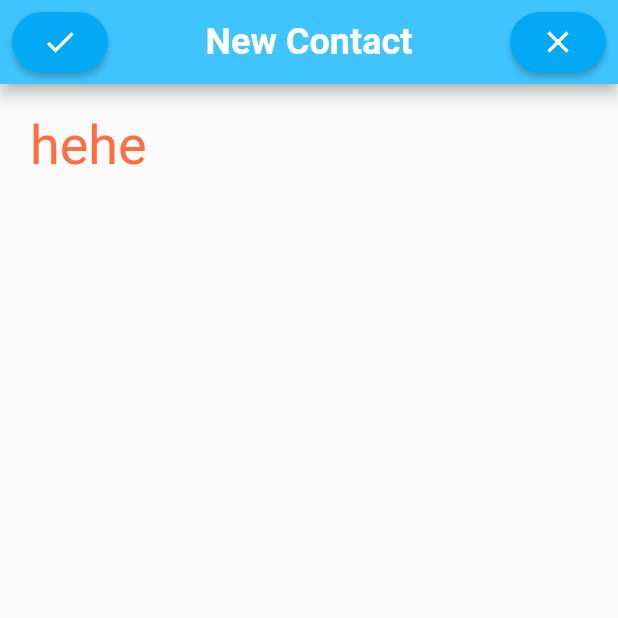
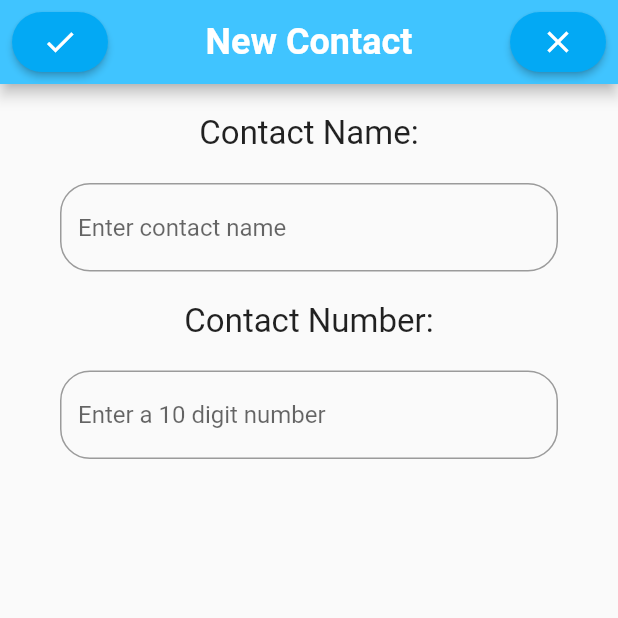
Before and after one commit to WinLoseDraw/learning_sqflite, a Flutter app: the NewContactPage screen opened by its route, on a phone screen of 412 x 824 dp, the top half of it. Run offline on Flutter 3.47's test engine with Material 2 defaults, Android fonts, the phone set to English and light mode, and no system bars; our stand-ins replace sqflite; accounts and stored records are empty.

Commit message:
Completed new contact page.

```diff
--- a/lib/new_contact_page.dart
+++ b/lib/new_contact_page.dart
@@ -1,6 +1,8 @@
 // ignore_for_file: prefer_const_constructors, prefer_const_literals_to_create_immutables
 
 import 'package:flutter/material.dart';
+import 'package:provider/provider.dart';
+import 'database_manager.dart';
 
 class NewContactPage extends StatefulWidget {
   const NewContactPage({Key? key}) : super(key: key);
@@ -10,8 +12,28 @@ class NewContactPage extends StatefulWidget {
 }
 
 class _NewContactPageState extends State<NewContactPage> {
+
+  String errorMessage = "";
+  String inputContactName = "";
+  int inputContactNumber = 0;
+
+  bool validateDetails(String name, int number) {
+    if (name.isEmpty) {
+      errorMessage = "Please enter a name.";
+      return false;
+    }
+    else if (number.toString().length != 10) {
+      errorMessage = "Please enter a valid number.";
+      return false;
+    }
+    else {
+      return true;
+    }
+  }
+
   @override
   Widget build(BuildContext context) {
+
     return Scaffold(
       appBar: AppBar(
         title: Text("New Contact",
@@ -26,7 +48,15 @@ class _NewContactPageState extends State<NewContactPage> {
           margin: EdgeInsets.all(8.0),
           child: ElevatedButton(
               onPressed: () {
-                Navigator.pushReplacementNamed(context, "/");
+                if (validateDetails(inputContactName, inputContactNumber)) {
+                  Provider.of<DatabaseManager>(context, listen: false).insert(Contact(contactName: inputContactName, contactNumber: inputContactNumber)).then(
+                          (value) => Provider.of<DatabaseManager>(context, listen: false).getAllContacts().then((value) => Navigator.pushReplacementNamed(context, "/")));
+                }
+                else {
+                  setState(() {
+                    errorMessage = errorMessage;
+                  });
+                }
               },
               child: Icon(Icons.check),
               style: ButtonStyle(
@@ -62,10 +92,42 @@ class _NewContactPageState extends State<NewContactPage> {
         margin: EdgeInsets.all(20.0),
         child: Column(
           children: [
-            Text("hehe",
+            Text("Contact Name:",
               style: TextStyle(
-                  fontSize: 36.0,
-                  color: Colors.deepOrangeAccent
+                  fontSize: 22.0,
+              ),
+            ),
+            Container(
+              margin: EdgeInsets.all(20.0),
+              child: TextField(
+                decoration: InputDecoration(
+                  border: OutlineInputBorder(borderRadius: BorderRadius.circular(20.0)),
+                  hintText: "Enter contact name",
+                ),
+                onChanged: (text) => inputContactName = text,
+              ),
+            ),
+            Text("Contact Number:",
+              style: TextStyle(
+                  fontSize: 22.0,
+              ),
+            ),
+            Container(
+              margin: EdgeInsets.all(20.0),
+              child: TextField(
+                decoration: InputDecoration(
+                  border: OutlineInputBorder(borderRadius: BorderRadius.circular(20.0)),
+                  hintText: "Enter a 10 digit number",
+                ),
+                keyboardType: TextInputType.number,
+                onChanged: (text) => inputContactNumber = int.parse(text),
+              ),
+            ),
+            Text(errorMessage,
+              style: TextStyle(
+                fontWeight: FontWeight.bold,
+                color: Colors.red,
+                fontSize: 22.0,
               ),
             ),
           ],
```
